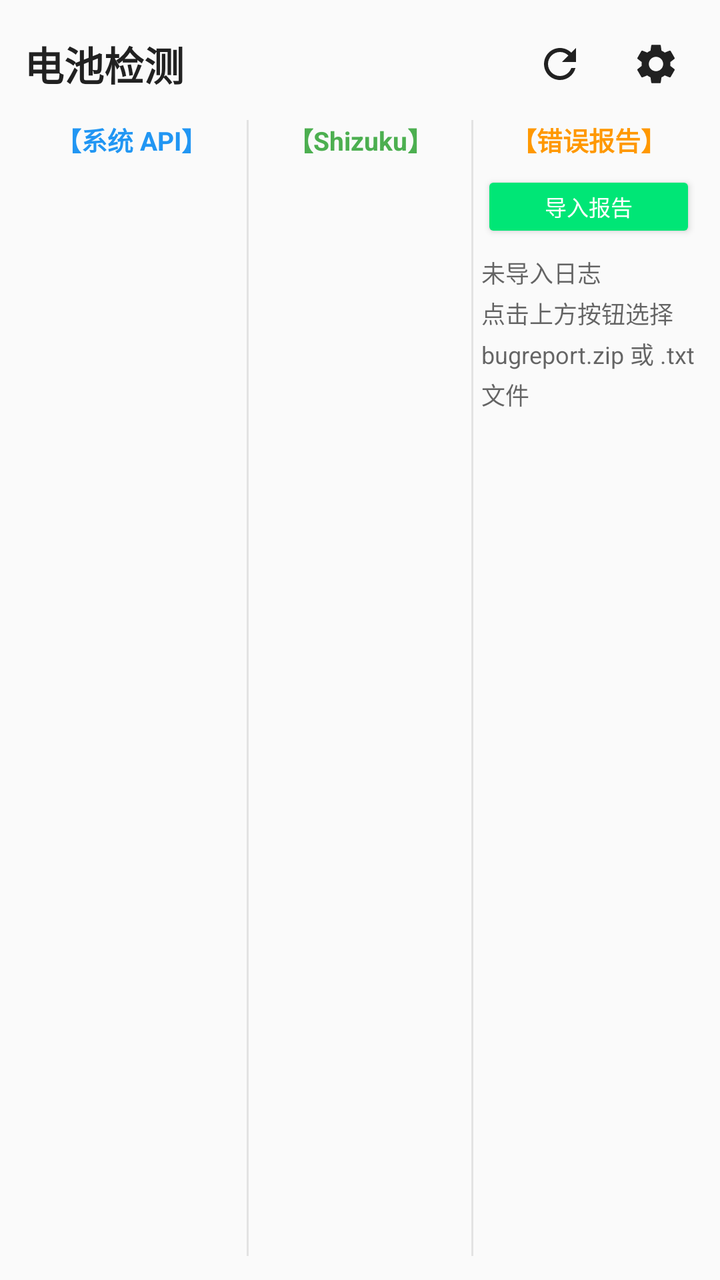
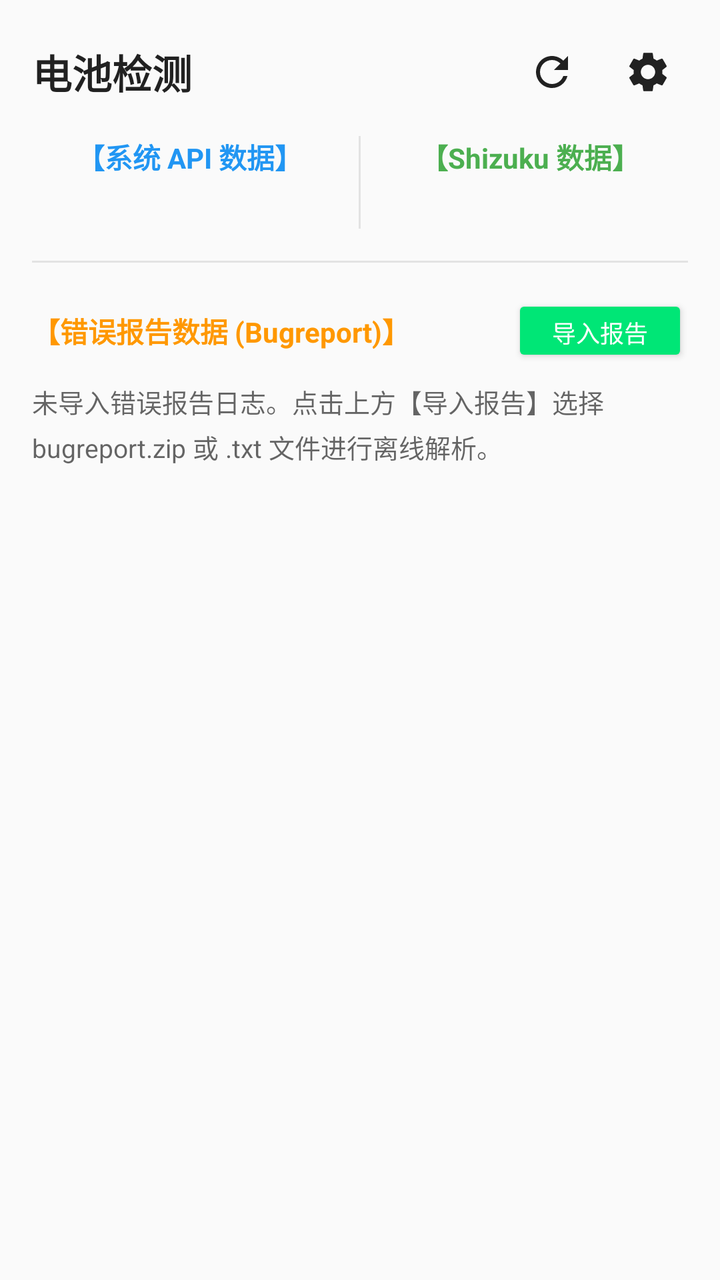

Compare the two renders of this Android layout. The source of the first and the diff that turns it into the second are given below.
<!-- AndroidManifest.xml: application theme Theme.BatteryApp -->
<!-- res/layout/activity_main.xml -->
<?xml version="1.0" encoding="utf-8"?>
<androidx.drawerlayout.widget.DrawerLayout xmlns:android="http://schemas.android.com/apk/res/android"
    android:id="@+id/drawer_layout"
    android:layout_width="match_parent"
    android:layout_height="match_parent">

    
    <LinearLayout
        android:id="@+id/main_content"
        android:layout_width="match_parent"
        android:layout_height="match_parent"
        android:orientation="vertical"
        android:padding="12dp">

        
        <LinearLayout
            android:layout_width="match_parent"
            android:layout_height="wrap_content"
            android:layout_marginBottom="8dp"
            android:gravity="center_vertical"
            android:orientation="horizontal">

            <TextView
                android:layout_width="0dp"
                android:layout_height="wrap_content"
                android:layout_weight="1"
                android:text="@string/app_name"
                android:textColor="?android:attr/textColorPrimary"
                android:textSize="20sp"
                android:textStyle="bold" />

            
            <ImageButton
                android:id="@+id/btn_refresh"
                android:layout_width="40dp"
                android:layout_height="40dp"
                android:background="?android:attr/selectableItemBackgroundBorderless"
                android:contentDescription="刷新数据"
                android:padding="8dp"
                android:src="@drawable/ic_refresh" />

            <Space
                android:layout_width="8dp"
                android:layout_height="wrap_content" />

            
            <ImageButton
                android:id="@+id/btn_settings"
                android:layout_width="40dp"
                android:layout_height="40dp"
                android:background="?android:attr/selectableItemBackgroundBorderless"
                android:contentDescription="打开设置抽屉"
                android:padding="8dp"
                android:src="@drawable/ic_settings" />
        </LinearLayout>

        
        <ScrollView
            android:layout_width="match_parent"
            android:layout_height="match_parent"
            android:fillViewport="true">

            <LinearLayout
                android:layout_width="match_parent"
                android:layout_height="wrap_content"
                android:orientation="horizontal">

                
                <LinearLayout
                    android:layout_width="0dp"
                    android:layout_height="wrap_content"
                    android:layout_weight="1"
                    android:orientation="vertical"
                    android:paddingEnd="4dp">

                    <TextView
                        android:layout_width="match_parent"
                        android:layout_height="wrap_content"
                        android:layout_marginBottom="6dp"
                        android:gravity="center"
                        android:text="【系统 API】"
                        android:textColor="#2196F3"
                        android:textSize="13sp"
                        android:textStyle="bold" />

                    <TextView
                        android:id="@+id/tv_normal_info"
                        android:layout_width="match_parent"
                        android:layout_height="wrap_content"
                        android:lineSpacingExtra="3dp"
                        android:textColor="?android:attr/textColorPrimary"
                        android:textSize="12sp" />
                </LinearLayout>

                
                <View
                    android:layout_width="1dp"
                    android:layout_height="match_parent"
                    android:background="#33888888" />

                
                <LinearLayout
                    android:layout_width="0dp"
                    android:layout_height="wrap_content"
                    android:layout_weight="1"
                    android:orientation="vertical"
                    android:paddingHorizontal="4dp">

                    <TextView
                        android:layout_width="match_parent"
                        android:layout_height="wrap_content"
                        android:layout_marginBottom="6dp"
                        android:gravity="center"
                        android:text="【Shizuku】"
                        android:textColor="#4CAF50"
                        android:textSize="13sp"
                        android:textStyle="bold" />

                    <TextView
                        android:id="@+id/tv_shizuku_info"
                        android:layout_width="match_parent"
                        android:layout_height="wrap_content"
                        android:lineSpacingExtra="3dp"
                        android:textColor="?android:attr/textColorPrimary"
                        android:textSize="12sp" />
                </LinearLayout>

                
                <View
                    android:layout_width="1dp"
                    android:layout_height="match_parent"
                    android:background="#33888888" />

                
                <LinearLayout
                    android:layout_width="0dp"
                    android:layout_height="wrap_content"
                    android:layout_weight="1"
                    android:orientation="vertical"
                    android:paddingStart="4dp">

                    <TextView
                        android:layout_width="match_parent"
                        android:layout_height="wrap_content"
                        android:layout_marginBottom="6dp"
                        android:gravity="center"
                        android:text="【错误报告】"
                        android:textColor="#FF9800"
                        android:textSize="13sp"
                        android:textStyle="bold" />

                    
                    <Button
                        android:id="@+id/btn_import_bugreport"
                        style="@style/Widget.AppCompat.Button.Colored"
                        android:layout_width="match_parent"
                        android:layout_height="36dp"
                        android:layout_marginBottom="6dp"
                        android:padding="0dp"
                        android:text="导入报告"
                        android:textSize="11sp" />

                    <TextView
                        android:id="@+id/tv_bugreport_info"
                        android:layout_width="match_parent"
                        android:layout_height="wrap_content"
                        android:lineSpacingExtra="3dp"
                        android:text="未导入日志\n点击上方按钮选择 bugreport.zip 或 .txt 文件"
                        android:textColor="?android:attr/textColorSecondary"
                        android:textSize="12sp" />
                </LinearLayout>

            </LinearLayout>
        </ScrollView>

    </LinearLayout>

    
    <ScrollView
        android:id="@+id/drawer_settings"
        android:layout_width="320dp"
        android:layout_height="match_parent"
        android:layout_gravity="end"
        android:background="?android:attr/colorBackground"
        android:clickable="true"
        android:elevation="16dp"
        android:focusable="true">

        <LinearLayout
            android:layout_width="match_parent"
            android:layout_height="wrap_content"
            android:orientation="vertical"
            android:padding="20dp">

            
            <LinearLayout
                android:layout_width="match_parent"
                android:layout_height="wrap_content"
                android:layout_marginBottom="16dp"
                android:gravity="center_vertical"
                android:orientation="horizontal">

                <TextView
                    android:layout_width="0dp"
                    android:layout_height="wrap_content"
                    android:layout_weight="1"
                    android:text="设置"
                    android:textColor="?android:attr/textColorPrimary"
                    android:textSize="20sp"
                    android:textStyle="bold" />

                <ImageButton
                    android:id="@+id/btn_close_drawer"
                    android:layout_width="36dp"
                    android:layout_height="36dp"
                    android:background="?android:attr/selectableItemBackgroundBorderless"
                    android:contentDescription="关闭抽屉"
                    android:padding="6dp"
                    android:src="@drawable/ic_close" />
            </LinearLayout>

            
            <TextView
                android:layout_width="match_parent"
                android:layout_height="wrap_content"
                android:layout_marginTop="8dp"
                android:layout_marginBottom="8dp"
                android:text="主题与深色模式"
                android:textColor="?attr/colorPrimary"
                android:textSize="14sp"
                android:textStyle="bold" />

            <RadioGroup
                android:id="@+id/rg_theme_mode"
                android:layout_width="match_parent"
                android:layout_height="wrap_content"
                android:orientation="vertical">

                <RadioButton
                    android:id="@+id/rb_theme_system"
                    android:layout_width="match_parent"
                    android:layout_height="wrap_content"
                    android:text="跟随系统主题"
                    android:textSize="14sp" />

                <RadioButton
                    android:id="@+id/rb_theme_light"
                    android:layout_width="match_parent"
                    android:layout_height="wrap_content"
                    android:text="浅色模式"
                    android:textSize="14sp" />

                <RadioButton
                    android:id="@+id/rb_theme_dark"
                    android:layout_width="match_parent"
                    android:layout_height="wrap_content"
                    android:text="深色模式 (AMOLED 纯黑)"
                    android:textSize="14sp" />
            </RadioGroup>

            <View
                android:layout_width="match_parent"
                android:layout_height="1dp"
                android:layout_marginVertical="16dp"
                android:background="#33888888" />

            
            <TextView
                android:layout_width="match_parent"
                android:layout_height="wrap_content"
                android:layout_marginBottom="8dp"
                android:text="实时刷新设置"
                android:textColor="?attr/colorPrimary"
                android:textSize="14sp"
                android:textStyle="bold" />

            <LinearLayout
                android:layout_width="match_parent"
                android:layout_height="wrap_content"
                android:gravity="center_vertical"
                android:orientation="horizontal">

                <TextView
                    android:layout_width="0dp"
                    android:layout_height="wrap_content"
                    android:layout_weight="1"
                    android:text="开启实时自动刷新"
                    android:textColor="?android:attr/textColorPrimary"
                    android:textSize="15sp" />

                <androidx.appcompat.widget.SwitchCompat
                    android:id="@+id/switch_auto_refresh_drawer"
                    android:layout_width="wrap_content"
                    android:layout_height="wrap_content" />
            </LinearLayout>

            <LinearLayout
                android:id="@+id/layout_interval_setting_drawer"
                android:layout_width="match_parent"
                android:layout_height="wrap_content"
                android:layout_marginTop="8dp"
                android:background="?android:attr/selectableItemBackground"
                android:clickable="true"
                android:focusable="true"
                android:gravity="center_vertical"
                android:orientation="horizontal"
                android:paddingVertical="8dp">

                <TextView
                    android:layout_width="0dp"
                    android:layout_height="wrap_content"
                    android:layout_weight="1"
                    android:text="刷新时间间隔"
                    android:textColor="?android:attr/textColorPrimary"
                    android:textSize="15sp" />

                <TextView
                    android:id="@+id/tv_current_interval_drawer"
                    android:layout_width="wrap_content"
                    android:layout_height="wrap_content"
                    android:text="2 秒"
                    android:textColor="?attr/colorPrimary"
                    android:textSize="14sp" />
            </LinearLayout>

            <View
                android:layout_width="match_parent"
                android:layout_height="1dp"
                android:layout_marginVertical="16dp"
                android:background="#33888888" />

            
            <TextView
                android:layout_width="match_parent"
                android:layout_height="wrap_content"
                android:layout_marginBottom="8dp"
                android:text="Shizuku 权限与连接"
                android:textColor="?attr/colorPrimary"
                android:textSize="14sp"
                android:textStyle="bold" />

            <LinearLayout
                android:layout_width="match_parent"
                android:layout_height="wrap_content"
                android:gravity="center_vertical"
                android:orientation="horizontal">

                <TextView
                    android:id="@+id/tv_shizuku_status_drawer"
                    android:layout_width="0dp"
                    android:layout_height="wrap_content"
                    android:layout_weight="1"
                    android:text="Shizuku: 检查中..."
                    android:textSize="14sp" />

                <Button
                    android:id="@+id/btn_auth_shizuku_drawer"
                    style="@style/Widget.AppCompat.Button.Colored"
                    android:layout_width="wrap_content"
                    android:layout_height="wrap_content"
                    android:text="请求授权"
                    android:textSize="13sp" />
            </LinearLayout>

        </LinearLayout>
    </ScrollView>

</androidx.drawerlayout.widget.DrawerLayout>
<!-- resources referenced by this layout -->
<resources>
  <!-- drawable ic_close (drawable) -->
  <vector xmlns:android="http://schemas.android.com/apk/res/android"
      android:width="24dp"
      android:height="24dp"
      android:viewportWidth="24"
      android:viewportHeight="24"
      android:tint="?android:attr/textColorPrimary">
      <path
          android:fillColor="@android:color/white"
          android:pathData="M19,6.41L17.59,5 12,10.59 6.41,5 5,6.41 10.59,12 5,17.59 6.41,19 12,13.41 17.59,19 19,17.59 13.41,12z"/>
  </vector>
  <!-- drawable ic_refresh (drawable) -->
  <vector xmlns:android="http://schemas.android.com/apk/res/android"
      android:width="24dp"
      android:height="24dp"
      android:viewportWidth="24"
      android:viewportHeight="24"
      android:tint="?android:attr/textColorPrimary">
      <path
          android:fillColor="@android:color/white"
          android:pathData="M17.65,6.35C16.2,4.9 14.21,4 12,4c-4.42,0 -7.99,3.58 -7.99,8s3.57,8 7.99,8c3.73,0 6.84,-2.55 7.73,-6h-2.08c-0.82,2.33 -3.04,4 -5.65,4 -3.31,0 -6,-2.69 -6,-6s2.69,-6 6,-6c1.66,0 3.14,0.69 4.22,1.78L13,11h7V4l-2.35,2.35z"/>
  </vector>
  <!-- drawable ic_settings (drawable) -->
  <vector xmlns:android="http://schemas.android.com/apk/res/android"
      android:width="24dp"
      android:height="24dp"
      android:viewportWidth="24"
      android:viewportHeight="24"
      android:tint="?android:attr/textColorPrimary">
      <path
          android:fillColor="@android:color/white"
          android:pathData="M19.14,12.94c0.04,-0.3 0.06,-0.61 0.06,-0.94c0,-0.32 -0.02,-0.64 -0.07,-0.94l2.03,-1.58c0.18,-0.14 0.23,-0.41 0.12,-0.61l-1.92,-3.32c-0.12,-0.22 -0.37,-0.29 -0.59,-0.22l-2.39,0.96c-0.5,-0.38 -1.03,-0.7 -1.62,-0.94L14.4,2.81c-0.04,-0.24 -0.24,-0.41 -0.48,-0.41h-3.84c-0.24,0 -0.43,0.17 -0.47,0.41L9.25,5.35C8.66,5.59 8.12,5.92 7.63,6.29L5.24,5.33c-0.22,-0.08 -0.47,0 -0.59,0.22L2.74,8.87c-0.12,0.21 -0.08,0.47 0.12,0.61l2.03,1.58c-0.05,0.3 -0.09,0.63 -0.09,0.94s0.02,0.64 0.07,0.94l-2.03,1.58c-0.18,0.14 -0.23,0.41 -0.12,0.61l1.92,3.32c0.12,0.22 0.37,0.29 0.59,0.22l2.39,-0.96c0.5,0.38 1.03,0.7 1.62,0.94l0.36,2.54c0.05,0.24 0.24,0.41 0.48,0.41h3.84c0.24,0 0.44,-0.17 0.47,-0.41l0.36,-2.54c0.59,-0.24 1.13,-0.56 1.62,-0.94l2.39,0.96c0.22,0.08 0.47,0 0.59,-0.22l1.92,-3.32c0.12,-0.22 0.07,-0.47 -0.12,-0.61L19.14,12.94zM12,15.6c-1.98,0 -3.6,-1.62 -3.6,-3.6s1.62,-3.6 3.6,-3.6s3.6,1.62 3.6,3.6S13.98,15.6 12,15.6z"/>
  </vector>
  <string name="app_name">电池检测</string>
  <style name="Theme.BatteryApp" parent="Theme.AppCompat.DayNight.NoActionBar">
          <item name="colorPrimary">#1976D2</item>
          <item name="colorPrimaryDark">#0D47A1</item>
          <item name="colorAccent">#00E676</item>
          <item name="android:statusBarColor">@android:color/transparent</item>
          <item name="android:navigationBarColor">@android:color/transparent</item>
          <item name="android:windowDrawsSystemBarBackgrounds">true</item>
      </style>
</resources>

<!-- the commit's change to res/layout/activity_main.xml (unified diff, before → after) -->
@@ -10,13 +10,13 @@
         android:layout_width="match_parent"
         android:layout_height="match_parent"
         android:orientation="vertical"
-        android:padding="12dp">
+        android:padding="16dp">
 
         
         <LinearLayout
             android:layout_width="match_parent"
             android:layout_height="wrap_content"
-            android:layout_marginBottom="8dp"
+            android:layout_marginBottom="12dp"
             android:gravity="center_vertical"
             android:orientation="horizontal">
 
@@ -63,111 +63,124 @@
             <LinearLayout
                 android:layout_width="match_parent"
                 android:layout_height="wrap_content"
-                android:orientation="horizontal">
+                android:orientation="vertical">
 
                 
                 <LinearLayout
-                    android:layout_width="0dp"
-                    android:layout_height="wrap_content"
-                    android:layout_weight="1"
+                    android:layout_width="match_parent"
+                    android:layout_height="wrap_content"
+                    android:orientation="horizontal">
+
+                    
+                    <LinearLayout
+                        android:layout_width="0dp"
+                        android:layout_height="wrap_content"
+                        android:layout_weight="1"
+                        android:orientation="vertical"
+                        android:paddingEnd="6dp">
+
+                        <TextView
+                            android:layout_width="match_parent"
+                            android:layout_height="wrap_content"
+                            android:layout_marginBottom="8dp"
+                            android:gravity="center"
+                            android:text="【系统 API 数据】"
+                            android:textColor="#2196F3"
+                            android:textSize="14sp"
+                            android:textStyle="bold" />
+
+                        <TextView
+                            android:id="@+id/tv_normal_info"
+                            android:layout_width="match_parent"
+                            android:layout_height="wrap_content"
+                            android:lineSpacingExtra="4dp"
+                            android:textColor="?android:attr/textColorPrimary"
+                            android:textSize="13sp" />
+                    </LinearLayout>
+
+                    
+                    <View
+                        android:layout_width="1dp"
+                        android:layout_height="match_parent"
+                        android:background="#33888888" />
+
+                    
+                    <LinearLayout
+                        android:layout_width="0dp"
+                        android:layout_height="wrap_content"
+                        android:layout_weight="1"
+                        android:orientation="vertical"
+                        android:paddingStart="6dp">
+
+                        <TextView
+                            android:layout_width="match_parent"
+                            android:layout_height="wrap_content"
+                            android:layout_marginBottom="8dp"
+                            android:gravity="center"
+                            android:text="【Shizuku 数据】"
+                            android:textColor="#4CAF50"
+                            android:textSize="14sp"
+                            android:textStyle="bold" />
+
+                        <TextView
+                            android:id="@+id/tv_shizuku_info"
+                            android:layout_width="match_parent"
+                            android:layout_height="wrap_content"
+                            android:lineSpacingExtra="4dp"
+                            android:textColor="?android:attr/textColorPrimary"
+                            android:textSize="13sp" />
+                    </LinearLayout>
+
+                </LinearLayout>
+
+                
+                <View
+                    android:layout_width="match_parent"
+                    android:layout_height="1dp"
+                    android:layout_marginVertical="16dp"
+                    android:background="#33888888" />
+
+                
+                <LinearLayout
+                    android:layout_width="match_parent"
+                    android:layout_height="wrap_content"
                     android:orientation="vertical"
-                    android:paddingEnd="4dp">
-
-                    <TextView
+                    android:paddingBottom="24dp">
+
+                    <LinearLayout
                         android:layout_width="match_parent"
                         android:layout_height="wrap_content"
-                        android:layout_marginBottom="6dp"
-                        android:gravity="center"
-                        android:text="【系统 API】"
-                        android:textColor="#2196F3"
-                        android:textSize="13sp"
-                        android:textStyle="bold" />
-
-                    <TextView
-                        android:id="@+id/tv_normal_info"
-                        android:layout_width="match_parent"
-                        android:layout_height="wrap_content"
-                        android:lineSpacingExtra="3dp"
-                        android:textColor="?android:attr/textColorPrimary"
-                        android:textSize="12sp" />
-                </LinearLayout>
-
-                
-                <View
-                    android:layout_width="1dp"
-                    android:layout_height="match_parent"
-                    android:background="#33888888" />
-
-                
-                <LinearLayout
-                    android:layout_width="0dp"
-                    android:layout_height="wrap_content"
-                    android:layout_weight="1"
-                    android:orientation="vertical"
-                    android:paddingHorizontal="4dp">
-
-                    <TextView
-                        android:layout_width="match_parent"
-                        android:layout_height="wrap_content"
-                        android:layout_marginBottom="6dp"
-                        android:gravity="center"
-                        android:text="【Shizuku】"
-                        android:textColor="#4CAF50"
-                        android:textSize="13sp"
-                        android:textStyle="bold" />
-
-                    <TextView
-                        android:id="@+id/tv_shizuku_info"
-                        android:layout_width="match_parent"
-                        android:layout_height="wrap_content"
-                        android:lineSpacingExtra="3dp"
-                        android:textColor="?android:attr/textColorPrimary"
-                        android:textSize="12sp" />
-                </LinearLayout>
-
-                
-                <View
-                    android:layout_width="1dp"
-                    android:layout_height="match_parent"
-                    android:background="#33888888" />
-
-                
-                <LinearLayout
-                    android:layout_width="0dp"
-                    android:layout_height="wrap_content"
-                    android:layout_weight="1"
-                    android:orientation="vertical"
-                    android:paddingStart="4dp">
-
-                    <TextView
-                        android:layout_width="match_parent"
-                        android:layout_height="wrap_content"
-                        android:layout_marginBottom="6dp"
-                        android:gravity="center"
-                        android:text="【错误报告】"
-                        android:textColor="#FF9800"
-                        android:textSize="13sp"
-                        android:textStyle="bold" />
-
-                    
-                    <Button
-                        android:id="@+id/btn_import_bugreport"
-                        style="@style/Widget.AppCompat.Button.Colored"
-                        android:layout_width="match_parent"
-                        android:layout_height="36dp"
-                        android:layout_marginBottom="6dp"
-                        android:padding="0dp"
-                        android:text="导入报告"
-                        android:textSize="11sp" />
+                        android:gravity="center_vertical"
+                        android:layout_marginBottom="8dp"
+                        android:orientation="horizontal">
+
+                        <TextView
+                            android:layout_width="0dp"
+                            android:layout_height="wrap_content"
+                            android:layout_weight="1"
+                            android:text="【错误报告数据 (Bugreport)】"
+                            android:textColor="#FF9800"
+                            android:textSize="14sp"
+                            android:textStyle="bold" />
+
+                        
+                        <Button
+                            android:id="@+id/btn_import_bugreport"
+                            style="@style/Widget.AppCompat.Button.Colored"
+                            android:layout_width="wrap_content"
+                            android:layout_height="36dp"
+                            android:text="导入报告"
+                            android:textSize="12sp" />
+                    </LinearLayout>
 
                     <TextView
                         android:id="@+id/tv_bugreport_info"
                         android:layout_width="match_parent"
                         android:layout_height="wrap_content"
-                        android:lineSpacingExtra="3dp"
-                        android:text="未导入日志\n点击上方按钮选择 bugreport.zip 或 .txt 文件"
+                        android:lineSpacingExtra="4dp"
+                        android:text="未导入错误报告日志。点击上方【导入报告】选择 bugreport.zip 或 .txt 文件进行离线解析。"
                         android:textColor="?android:attr/textColorSecondary"
-                        android:textSize="12sp" />
+                        android:textSize="13sp" />
                 </LinearLayout>
 
             </LinearLayout>
